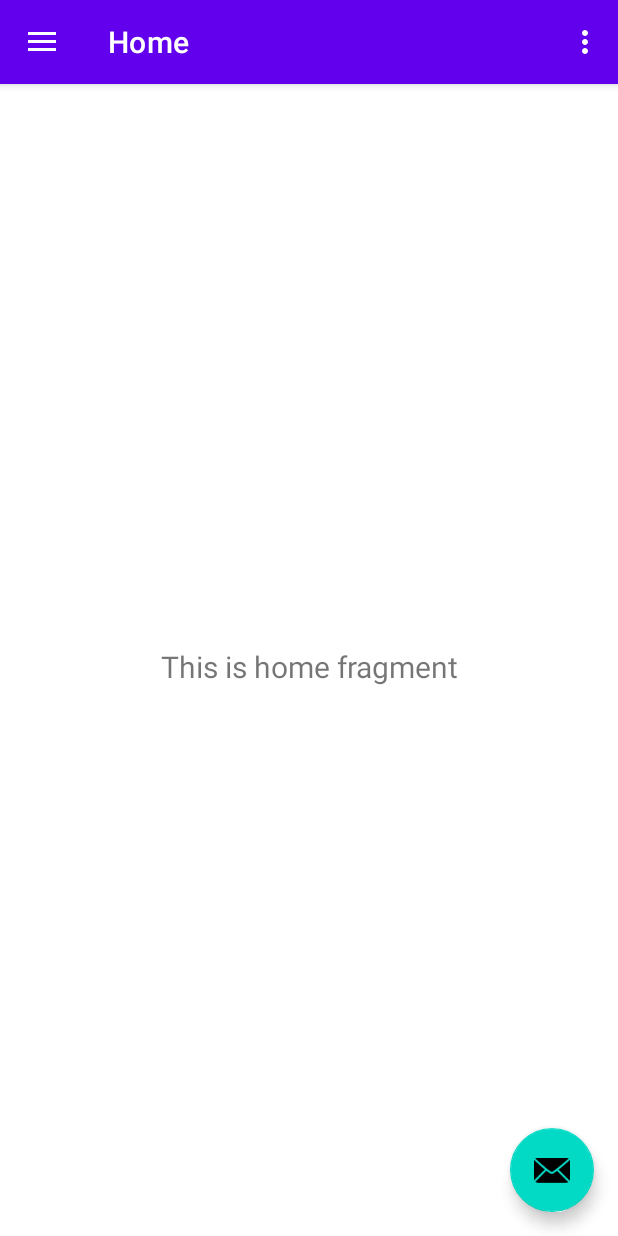
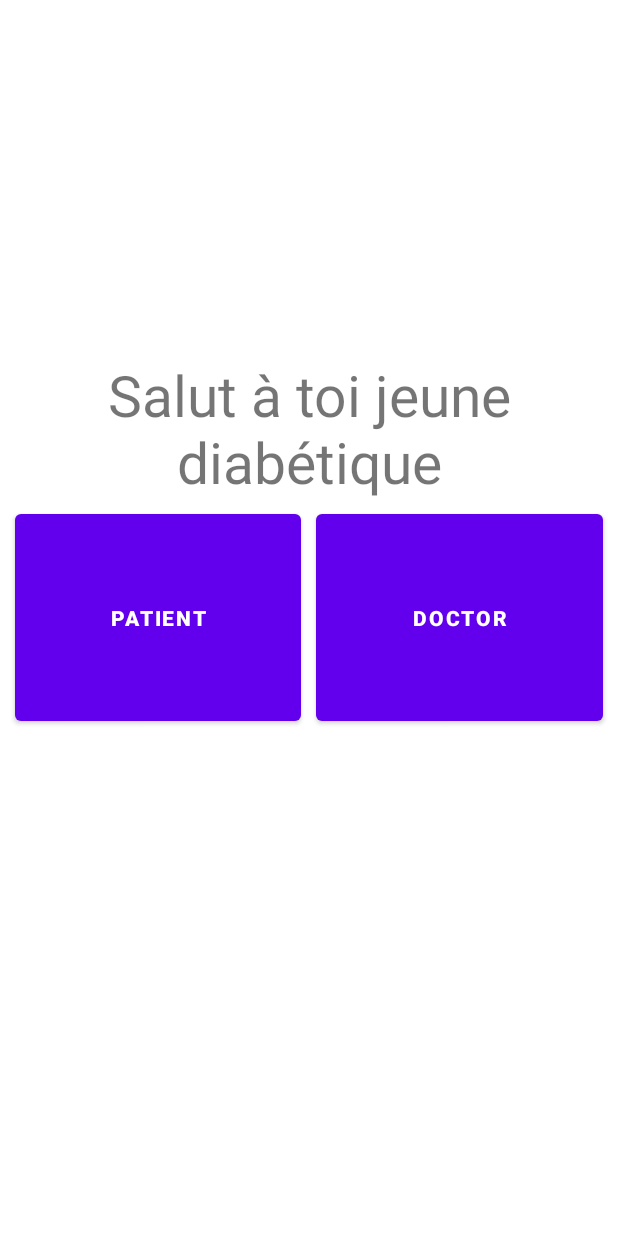
Before and after one commit to japius/AppliST5, an Android app: the screen it shows after launch (MainActivity before the commit, Accueil after it), on a phone screen of 412 x 824 dp. Run offline under Robolectric (Android 15) with nearby library versions, the phone set to English and light mode, and no system bars; our stand-ins replace navigation-ui.

Commit message:
multiples pages

```diff
--- a/app/src/main/java/com/drtchetting/applist5/MainActivity.java
+++ b/app/src/main/java/com/drtchetting/applist5/MainActivity.java
@@ -1,63 +1,31 @@
 package com.drtchetting.applist5;
+
+import android.app.Activity;
 
 import android.os.Bundle;
 import android.view.View;
 import android.view.Menu;
 
+import com.drtchetting.applist5.ui.Accueil;
+import com.drtchetting.applist5.ui.ActivityManager;
 import com.google.android.material.floatingactionbutton.FloatingActionButton;
+import com.google.android.material.navigation.NavigationView;
 import com.google.android.material.snackbar.Snackbar;
-import com.google.android.material.navigation.NavigationView;
 
+import androidx.appcompat.widget.Toolbar;
+import androidx.drawerlayout.widget.DrawerLayout;
 import androidx.navigation.NavController;
 import androidx.navigation.Navigation;
 import androidx.navigation.ui.AppBarConfiguration;
 import androidx.navigation.ui.NavigationUI;
-import androidx.drawerlayout.widget.DrawerLayout;
 import androidx.appcompat.app.AppCompatActivity;
-import androidx.appcompat.widget.Toolbar;
 
 public class MainActivity extends AppCompatActivity {
-
-    private AppBarConfiguration mAppBarConfiguration;
 
     @Override
     protected void onCreate(Bundle savedInstanceState) {
         super.onCreate(savedInstanceState);
-        setContentView(R.layout.activity_main);
-        Toolbar toolbar = findViewById(R.id.toolbar);
-        setSupportActionBar(toolbar);
-        FloatingActionButton fab = findViewById(R.id.fab);
-        fab.setOnClickListener(new View.OnClickListener() {
-            @Override
-            public void onClick(View view) {
-                Snackbar.make(view, "Replace with your own action", Snackbar.LENGTH_LONG)
-                        .setAction("Action", null).show();
-            }
-        });
-        DrawerLayout drawer = findViewById(R.id.drawer_layout);
-        NavigationView navigationView = findViewById(R.id.nav_view);
-        // Passing each menu ID as a set of Ids because each
-        // menu should be considered as top level destinations.
-        mAppBarConfiguration = new AppBarConfiguration.Builder(
-                R.id.nav_home, R.id.nav_gallery, R.id.nav_slideshow)
-                .setDrawerLayout(drawer)
-                .build();
-        NavController navController = Navigation.findNavController(this, R.id.nav_host_fragment);
-        NavigationUI.setupActionBarWithNavController(this, navController, mAppBarConfiguration);
-        NavigationUI.setupWithNavController(navigationView, navController);
-    }
-
-    @Override
-    public boolean onCreateOptionsMenu(Menu menu) {
-        // Inflate the menu; this adds items to the action bar if it is present.
-        getMenuInflater().inflate(R.menu.main, menu);
-        return true;
-    }
-
-    @Override
-    public boolean onSupportNavigateUp() {
-        NavController navController = Navigation.findNavController(this, R.id.nav_host_fragment);
-        return NavigationUI.navigateUp(navController, mAppBarConfiguration)
-                || super.onSupportNavigateUp();
+        ActivityManager activityManager = new ActivityManager(this);
+        activityManager.launchAccueil();
     }
 }
--- /dev/null
+++ b/app/src/main/java/com/drtchetting/applist5/ui/Accueil.java
@@ -0,0 +1,30 @@
+package com.drtchetting.applist5.ui;
+
+import android.net.CaptivePortal;
+import android.os.Bundle;
+import android.view.View;
+import android.widget.Button;
+
+import androidx.appcompat.app.AppCompatActivity;
+
+import com.drtchetting.applist5.R;
+
+public class Accueil extends AppCompatActivity{
+
+    @Override
+    protected void onCreate(Bundle savedInstanceState) {
+        super.onCreate(savedInstanceState);
+        setContentView(R.layout.accueil);
+        Button patient = (Button) findViewById(R.id.patient);
+        AppCompatActivity appCompatActivity = this;
+        patient.setOnClickListener(v -> {
+            Connexion connexion= new Connexion(appCompatActivity);
+            connexion.init(false);
+        });
+        Button doctor = (Button) findViewById(R.id.doctor);
+        doctor.setOnClickListener(v -> {
+            Connexion connexion= new Connexion(appCompatActivity);
+            connexion.init(true);
+        });
+    }
+}
--- /dev/null
+++ b/app/src/main/java/com/drtchetting/applist5/ui/ActivityManager.java
@@ -0,0 +1,24 @@
+package com.drtchetting.applist5.ui;
+
+import android.app.Activity;
+import android.content.Intent;
+
+import com.drtchetting.applist5.MainActivity;
+import com.drtchetting.applist5.PagePrincipale;
+
+public class ActivityManager {
+    private Activity actualActivity;
+    private final Class accueil = Accueil.class;
+    private final Class pageprincipale = PagePrincipale.class;
+    public ActivityManager(Activity activity){
+        this.actualActivity=activity;
+    }
+    public void launchPagePrincipale(){
+        Intent intent = new Intent(actualActivity,pageprincipale);
+        actualActivity.startActivity(intent);
+    }
+    public void launchAccueil(){
+        Intent intent = new Intent(actualActivity,accueil);
+        actualActivity.startActivity(intent);
+    }
+}
--- a/app/src/main/res/values/strings.xml
+++ b/app/src/main/res/values/strings.xml
@@ -10,4 +10,10 @@
     <string name="menu_home">Home</string>
     <string name="menu_gallery">Gallery</string>
     <string name="menu_slideshow">Slideshow</string>
+    <string name="patient">patient</string>
+    <string name="doctor">doctor</string>
+    <string name="Acceuil">Salut à toi jeune diabétique</string>
+    <string name="password">mot de passe</string>
+    <string name="pseudo">pseudo</string>
+    <string name="connect">connexion</string>
 </resources>
```
Also changed, not shown: app/src/main/AndroidManifest.xml (+12 -0 lines), app/src/main/java/com/drtchetting/applist5/ui/Connexion.java (added, +36 -0 lines), app/src/main/java/com/drtchetting/applist5/ui/PagePrincipale.java (added, +64 -0 lines), app/src/main/res/layout/accueil.xml (renamed from app/src/main/res/layout/acceuil.xml).
